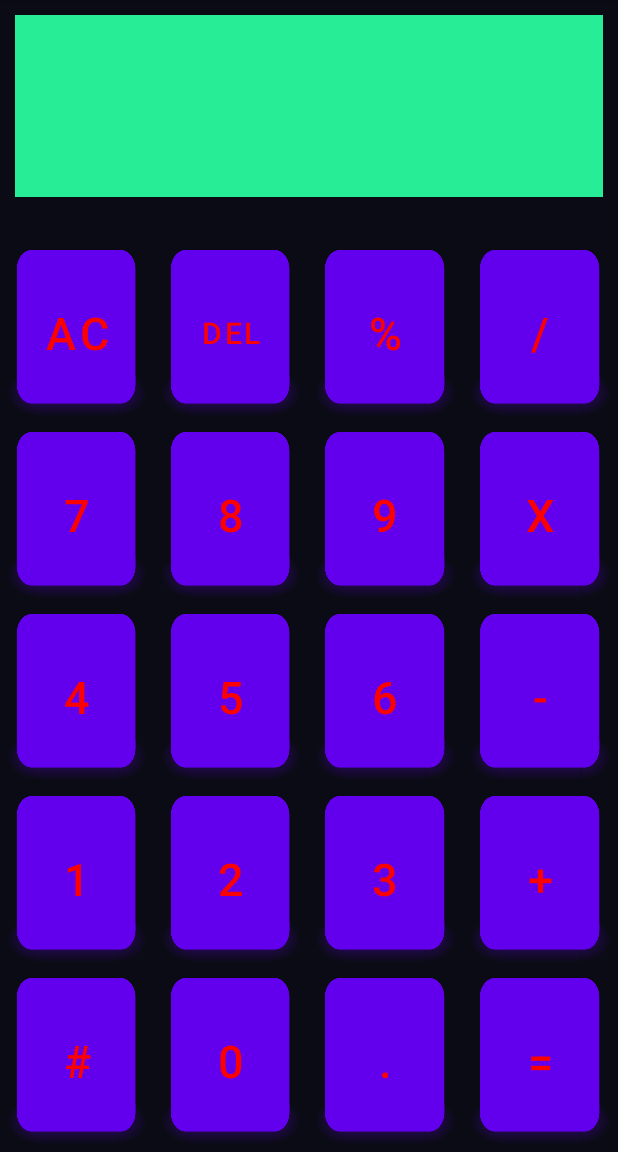
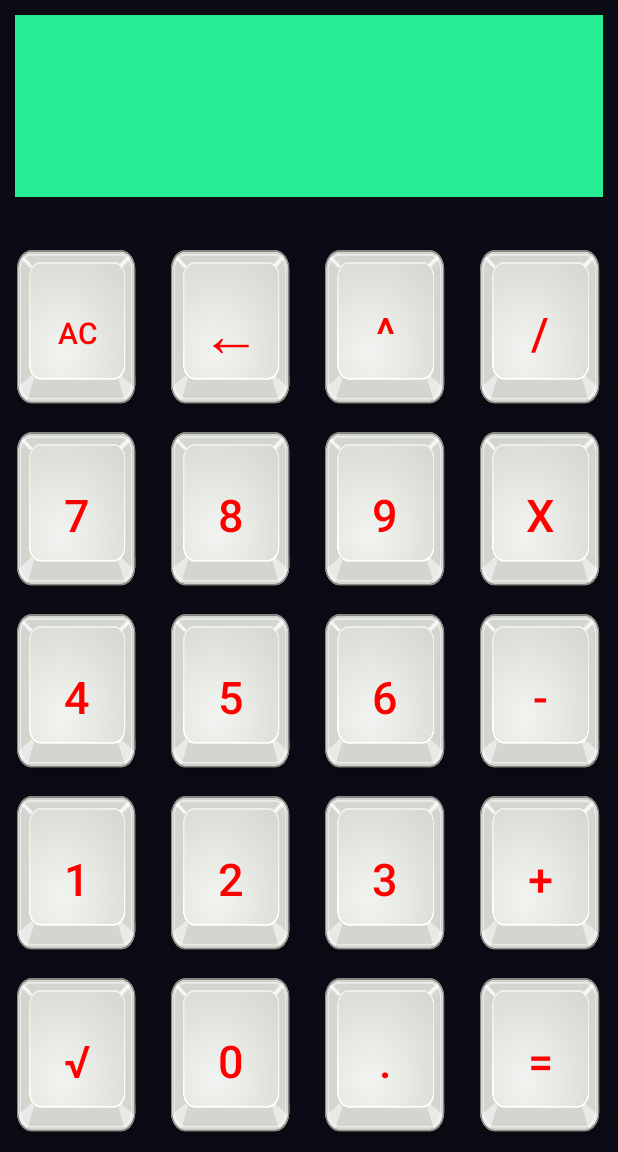
Before and after one commit to HectorVara/DI, an Android app: the screen it shows after launch (MainActivity), on a phone screen of 412 x 824 dp, the part 84-1236 px from its top. Run offline under Robolectric (Android 15) with nearby library versions, the phone set to English and light mode, and no system bars.

Commit message:
Proyecto calculadora casi terminado, falta algún detallito

```diff
--- a/calculadora_android/app/src/main/res/layout/activity_main.xml
+++ b/calculadora_android/app/src/main/res/layout/activity_main.xml
@@ -14,7 +14,8 @@
         android:layout_width="match_parent"
         android:layout_height="0dp"
         android:layout_weight="1"
-        android:layout_gravity="center|right"
+        android:gravity="center|right"
+        android:textSize="20dp"
         android:textColor="#0000ff"
         android:textStyle="bold"
         android:background="#28ED97"
@@ -31,7 +32,7 @@
         android:layout_height="0dp"
         android:layout_weight="1"
         android:weightSum="4">
-        <Button
+        <androidx.appcompat.widget.AppCompatButton
             android:id="@+id/ac"
             android:layout_width="0dp"
             android:layout_height="fill_parent"
@@ -39,32 +40,35 @@
             android:text="AC"
             android:layout_margin="5dp"
             android:textColor="#FF0000"
-            android:textSize="30dp"
+            android:textSize="20dp"
             android:background="@drawable/keyboard_btn"
+            android:onClick="ButtonClick"
             />
-        <Button
+        <androidx.appcompat.widget.AppCompatButton
             android:id="@+id/back"
             android:layout_width="0dp"
             android:layout_height="fill_parent"
             android:layout_weight="1"
-            android:text="del"
+            android:text="←"
             android:layout_margin="5dp"
             android:textColor="#FF0000"
-            android:textSize="20dp"
+            android:textSize="40dp"
             android:background="@drawable/keyboard_btn"
+            android:onClick="ButtonClick"
             />
-        <Button
-            android:id="@+id/percent"
+        <androidx.appcompat.widget.AppCompatButton
+            android:id="@+id/potencia"
             android:layout_width="0dp"
             android:layout_height="fill_parent"
             android:layout_weight="1"
-            android:text="%"
+            android:text="^"
             android:layout_margin="5dp"
             android:textColor="#FF0000"
             android:textSize="30dp"
             android:background="@drawable/keyboard_btn"
+            android:onClick="ButtonClick"
             />
-        <Button
+        <androidx.appcompat.widget.AppCompatButton
             android:id="@+id/division"
             android:layout_width="0dp"
             android:layout_height="fill_parent"
@@ -74,6 +78,7 @@
             android:textColor="#FF0000"
             android:textSize="30dp"
             android:background="@drawable/keyboard_btn"
+            android:onClick="ButtonClick"
             />
 
     </LinearLayout>
@@ -82,7 +87,7 @@
         android:layout_height="0dp"
         android:layout_weight="1"
         android:weightSum="4">
-        <Button
+        <androidx.appcompat.widget.AppCompatButton
             android:id="@+id/seven"
             android:layout_width="0dp"
             android:layout_height="fill_parent"
@@ -92,8 +97,9 @@
             android:textColor="#FF0000"
             android:textSize="30dp"
             android:background="@drawable/keyboard_btn"
+            android:onClick="ButtonClick"
             />
-        <Button
+        <androidx.appcompat.widget.AppCompatButton
             android:id="@+id/eight"
             android:layout_width="0dp"
             android:layout_height="fill_parent"
@@ -103,8 +109,9 @@
             android:textColor="#FF0000"
             android:textSize="30dp"
             android:background="@drawable/keyboard_btn"
+            android:onClick="ButtonClick"
             />
-        <Button
+        <androidx.appcompat.widget.AppCompatButton
             android:id="@+id/nine"
             android:layout_width="0dp"
             android:layout_height="fill_parent"
@@ -114,8 +121,9 @@
             android:textColor="#FF0000"
             android:textSize="30dp"
             android:background="@drawable/keyboard_btn"
+            android:onClick="ButtonClick"
             />
-        <Button
+        <androidx.appcompat.widget.AppCompatButton
             android:id="@+id/multiplication"
             android:layout_width="0dp"
             android:layout_height="fill_parent"
@@ -125,6 +133,7 @@
             android:textColor="#FF0000"
             android:textSize="30dp"
             android:background="@drawable/keyboard_btn"
+            android:onClick="ButtonClick"
             />
 
     </LinearLayout>
@@ -133,7 +142,7 @@
         android:layout_height="0dp"
         android:layout_weight="1"
         android:weightSum="4">
-        <Button
+        <androidx.appcompat.widget.AppCompatButton
             android:id="@+id/four"
             android:layout_width="0dp"
             android:layout_height="fill_parent"
@@ -143,8 +152,9 @@
             android:textColor="#FF0000"
             android:textSize="30dp"
             android:background="@drawable/keyboard_btn"
+            android:onClick="ButtonClick"
             />
-        <Button
+        <androidx.appcompat.widget.AppCompatButton
             android:id="@+id/five"
             android:layout_width="0dp"
             android:layout_height="fill_parent"
@@ -154,8 +164,9 @@
             android:textColor="#FF0000"
             android:textSize="30dp"
             android:background="@drawable/keyboard_btn"
+            android:onClick="ButtonClick"
             />
-        <Button
+        <androidx.appcompat.widget.AppCompatButton
             android:id="@+id/six"
             android:layout_width="0dp"
             android:layout_height="fill_parent"
@@ -165,8 +176,9 @@
             android:textColor="#FF0000"
             android:textSize="30dp"
             android:background="@drawable/keyboard_btn"
+            android:onClick="ButtonClick"
             />
-        <Button
+        <androidx.appcompat.widget.AppCompatButton
             android:id="@+id/minus"
             android:layout_width="0dp"
             android:layout_height="fill_parent"
@@ -176,6 +188,7 @@
             android:textColor="#FF0000"
             android:textSize="30dp"
             android:background="@drawable/keyboard_btn"
+            android:onClick="ButtonClick"
             />
 
     </LinearLayout>
@@ -184,7 +197,7 @@
         android:layout_height="0dp"
         android:layout_weight="1"
         android:weightSum="4">
-        <Button
+        <androidx.appcompat.widget.AppCompatButton
             android:id="@+id/one"
             android:layout_width="0dp"
             android:layout_height="fill_parent"
@@ -194,8 +207,9 @@
             android:textColor="#FF0000"
             android:textSize="30dp"
             android:background="@drawable/keyboard_btn"
+            android:onClick="ButtonClick"
             />
-        <Button
+        <androidx.appcompat.widget.AppCompatButton
             android:id="@+id/two"
             android:layout_width="0dp"
             android:layout_height="fill_parent"
@@ -205,8 +219,9 @@
             android:textColor="#FF0000"
             android:textSize="30dp"
             android:background="@drawable/keyboard_btn"
+            android:onClick="ButtonClick"
             />
-        <Button
+        <androidx.appcompat.widget.AppCompatButton
             android:id="@+id/three"
             android:layout_width="0dp"
             android:layout_height="fill_parent"
@@ -216,8 +231,9 @@
             android:textColor="#FF0000"
             android:textSize="30dp"
             android:background="@drawable/keyboard_btn"
+            android:onClick="ButtonClick"
             />
-        <Button
+        <androidx.appcompat.widget.AppCompatButton
             android:id="@+id/plus"
             android:layout_width="0dp"
             android:layout_height="fill_parent"
@@ -227,6 +243,7 @@
             android:textColor="#FF0000"
             android:textSize="30dp"
             android:background="@drawable/keyboard_btn"
+            android:onClick="ButtonClick"
             />
 
 
@@ -236,18 +253,20 @@
         android:layout_height="0dp"
         android:layout_weight="1"
         android:weightSum="4">
-        <Button
+        <androidx.appcompat.widget.AppCompatButton
             android:id="@+id/empty"
             android:layout_width="0dp"
             android:layout_height="fill_parent"
             android:layout_weight="1"
-            android:text="#"
+            android:text="√"
             android:layout_margin="5dp"
             android:textColor="#FF0000"
             android:textSize="30dp"
             android:background="@drawable/keyboard_btn"
+            android:onClick="ButtonClick"
+
             />
-        <Button
+        <androidx.appcompat.widget.AppCompatButton
             android:id="@+id/zero"
             android:layout_width="0dp"
             android:layout_height="fill_parent"
@@ -257,8 +276,9 @@
             android:textColor="#FF0000"
             android:textSize="30dp"
             android:background="@drawable/keyboard_btn"
+            android:onClick="ButtonClick"
             />
-        <Button
+        <androidx.appcompat.widget.AppCompatButton
             android:id="@+id/dot"
             android:layout_width="0dp"
             android:layout_height="fill_parent"
@@ -268,8 +288,9 @@
             android:textColor="#FF0000"
             android:textSize="30dp"
             android:background="@drawable/keyboard_btn"
+            android:onClick="ButtonClick"
             />
-        <Button
+        <androidx.appcompat.widget.AppCompatButton
             android:id="@+id/equal"
             android:layout_width="0dp"
             android:layout_height="fill_parent"
@@ -279,6 +300,7 @@
             android:textColor="#FF0000"
             android:textSize="30dp"
             android:background="@drawable/keyboard_btn"
+            android:onClick="ButtonClick"
             />
 
     </LinearLayout>
```
Also changed, not shown: calculadora_android/app/src/main/java/com/example/calculadora/MainActivity.java (+86 -4 lines).
